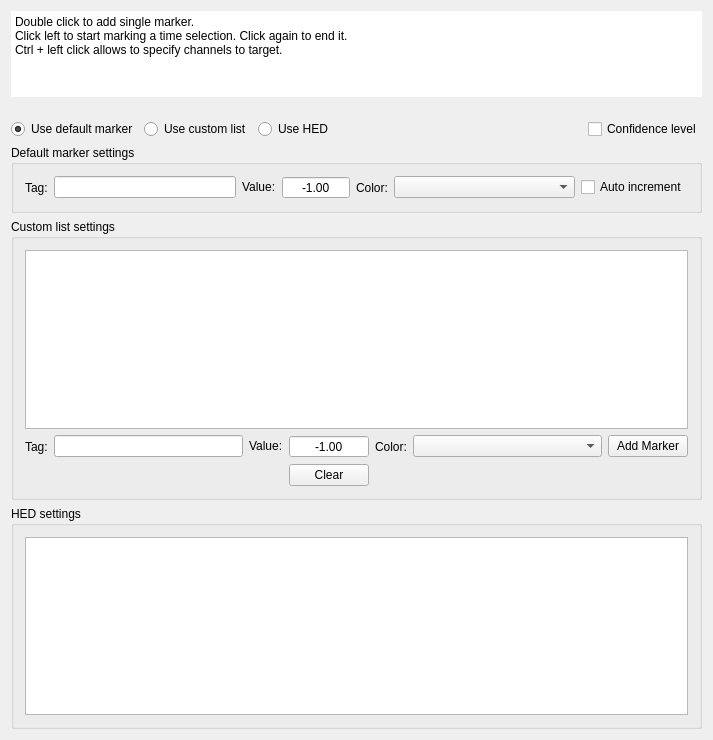
Above: src/Widgets/AwMarkingTool.ui from HIP-infrastructure/anywave-code before the change. Below: the same form after it.
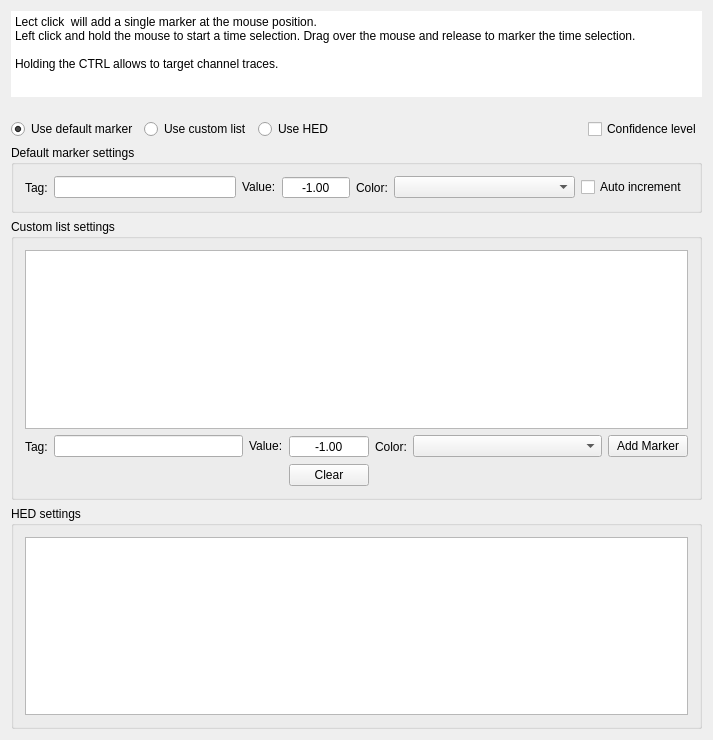
That is the form after the change.

```diff
--- a/src/Widgets/AwMarkingTool.ui
+++ b/src/Widgets/AwMarkingTool.ui
@@ -38,9 +38,10 @@
       <bool>true</bool>
      </property>
      <property name="plainText">
-      <string>Double click to add single marker.
-Click left to start marking a time selection. Click again to end it.
-Ctrl + left click allows to specify channels to target.</string>
+      <string>Lect click  will add a single marker at the mouse position.
+Left click and hold the mouse to start a time selection. Drag over the mouse and release to marker the time selection.
+
+Holding the CTRL allows to target channel traces.</string>
      </property>
     </widget>
    </item>
```
